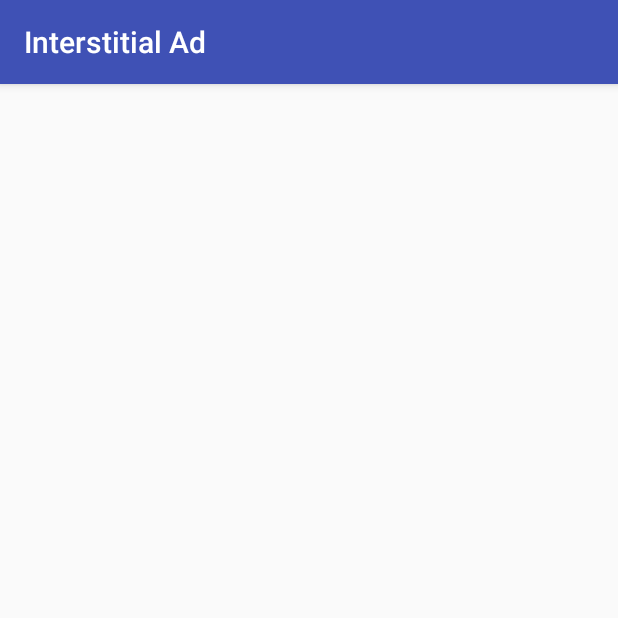
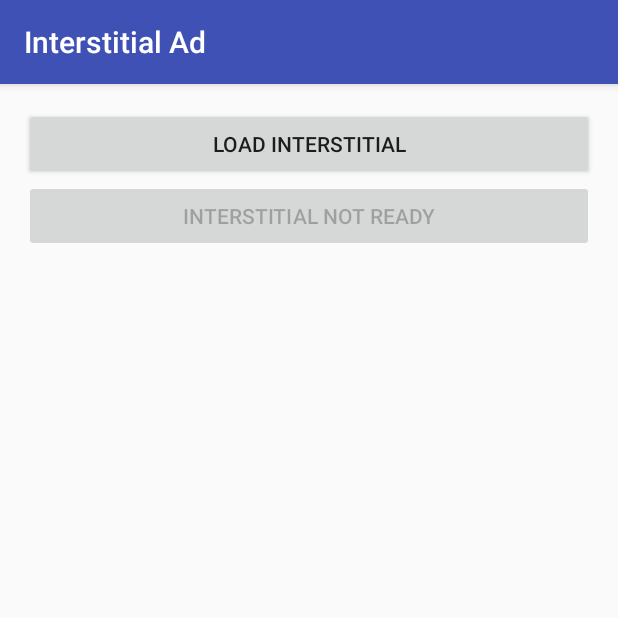
Before and after one commit to Osbornroad/AdProject, an Android app: the InterstitialActivity screen opened directly, with no data from a screen before it, on a phone screen of 412 x 824 dp, the top half of it. Run offline under Robolectric (Android 15) with nearby library versions, the phone set to English and light mode, and no system bars; our stand-ins replace AdMob.

Commit message:
Interstitial

```diff
--- a/app/src/main/java/com/gmail/osbornroad/adproject/BannerActivity.java
+++ b/app/src/main/java/com/gmail/osbornroad/adproject/BannerActivity.java
@@ -16,8 +16,12 @@ public class BannerActivity extends AppCompatActivity {
         setContentView(R.layout.activity_banner);
 
         mAdView = (AdView) findViewById(R.id.adView);
+        ToastListener toastListener = new ToastListener(this);
+        mAdView.setAdListener(toastListener);
+
         AdRequest adRequest = new AdRequest.Builder()
                 .build();
         mAdView.loadAd(adRequest);
+
     }
 }
--- a/app/src/main/res/layout/activity_interstitial.xml
+++ b/app/src/main/res/layout/activity_interstitial.xml
@@ -10,4 +10,19 @@
     android:paddingTop="@dimen/activity_vertical_margin"
     tools:context="com.gmail.osbornroad.adproject.InterstitialActivity">
 
+    <Button
+        android:id="@+id/load_interstitial"
+        android:layout_width="match_parent"
+        android:layout_height="wrap_content"
+        android:text="@string/load_interstitial"
+        android:onClick="loadInterstitial"/>
+
+    <Button
+        android:id="@+id/interstitial_not_ready"
+        android:layout_below="@id/load_interstitial"
+        android:layout_width="match_parent"
+        android:layout_height="wrap_content"
+        android:text="@string/interstitial_not_ready"
+        android:onClick="showInterstitial"/>
+
 </RelativeLayout>
--- a/app/src/main/res/values/strings.xml
+++ b/app/src/main/res/values/strings.xml
@@ -3,4 +3,9 @@
     <string name="button_banner_activity">Banner Activity</string>
     <string name="button_interstitial_activity">Interstitial activity</string>
     <string name="banner_ad_unit_id">ca-app-pub-3940256099942544/6300978111</string>
+    <string name="load_interstitial">Load Interstitial</string>
+    <string name="interstitial_not_ready">Interstitial not ready</string>
+    <string name="loading_interstitial">Loading interstitial</string>
+    <string name="interstitial_ad_unit_id">ca-app-pub-3940256099942544/1033173712</string>
+    <string name="show_interstitial">Show Interstitial</string>
 </resources>
```
Also changed, not shown: app/src/main/java/com/gmail/osbornroad/adproject/InterstitialActivity.java (+46 -1 lines), app/src/main/java/com/gmail/osbornroad/adproject/ToastListener.java (+39 -11 lines).
